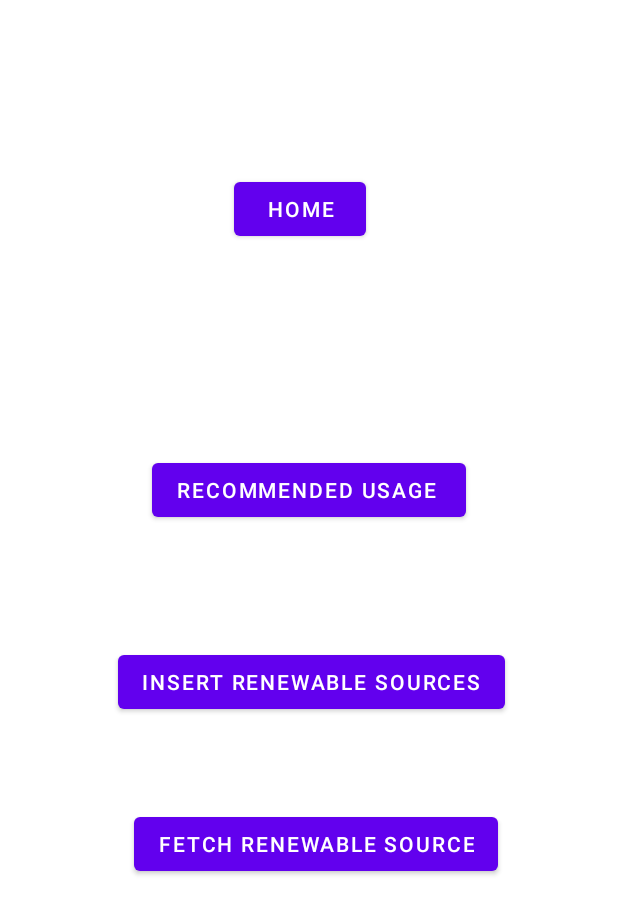
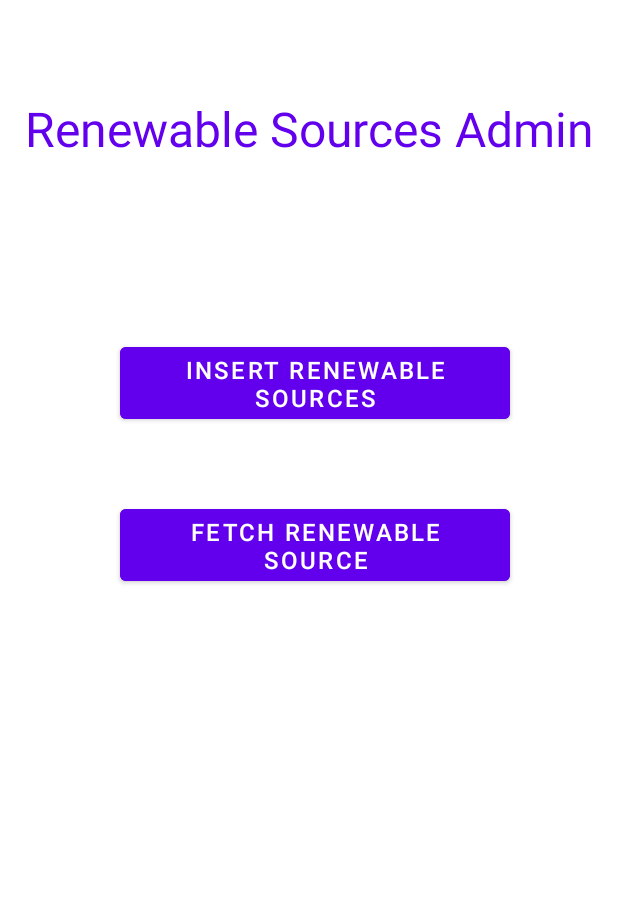
Before and after one commit to IT21160066/MAD-Project-EnergySaver-App, an Android app: the layout activity_main.xml on its own in the app's theme, with its tools: preview values and no code run, on a phone screen of 412 x 824 dp. Shown: the top 914 px of the screen. Run offline under Robolectric (Android 15) with nearby library versions, the phone set to English and light mode, and no system bars.

Commit message:
New modifications

```diff
--- a/app/src/main/java/com/example/renewablesources/activities/RenewableSourceDetailsActivity.kt
+++ b/app/src/main/java/com/example/renewablesources/activities/RenewableSourceDetailsActivity.kt
@@ -25,7 +25,7 @@ class RenewableSourceDetailsActivity : AppCompatActivity() {
 
     override fun onCreate(savedInstanceState: Bundle?) {
         super.onCreate(savedInstanceState)
-        setContentView(R.layout.activity_fetch_renewable_sources)
+        setContentView(R.layout.activity_renewable_source_details)
 
         initView()
         setValuesToViews()
@@ -52,7 +52,7 @@ class RenewableSourceDetailsActivity : AppCompatActivity() {
         tvSrcRating = findViewById(R.id.tvSrcRating)
 
         btnUpdate = findViewById(R.id.btnUpdate)
-        btnDelete = findViewById(R.id.btnDelete)
+       btnDelete = findViewById(R.id.btnDelete)
     }
 
     private fun setValuesToViews() {
--- a/app/src/main/res/drawable/rounded_text.xml
+++ b/app/src/main/res/drawable/rounded_text.xml
@@ -1,6 +1,6 @@
 <?xml version="1.0" encoding="utf-8"?>
 <shape xmlns:android="http://schemas.android.com/apk/res/android">
 <!--    <solid android:color="@color/white"/>-->
-    <corners android:radius="18dp"
+    <corners android:radius="10dp"
     />
 </shape>
--- a/app/src/main/res/layout/activity_main.xml
+++ b/app/src/main/res/layout/activity_main.xml
@@ -10,43 +10,44 @@
         android:id="@+id/btnInsertSourceData"
         android:layout_width="wrap_content"
         android:layout_height="wrap_content"
-        android:layout_marginStart="160dp"
-        android:layout_marginEnd="157dp"
-        android:layout_marginBottom="60dp"
+        android:layout_marginTop="118dp"
+        android:layout_marginEnd="72dp"
+        android:width="260dp"
+        android:height="60dp"
+        android:backgroundTint="@color/purple_500"
         android:text="@string/insertSource"
-        app:layout_constraintBottom_toTopOf="@+id/btnFetchSourceData"
+        android:textColor="@color/white"
+        android:textSize="16sp"
         app:layout_constraintEnd_toEndOf="parent"
-        app:layout_constraintStart_toStartOf="parent" />
+        app:layout_constraintTop_toBottomOf="@+id/dbHeadRenew" />
 
     <Button
         android:id="@+id/btnFetchSourceData"
         android:layout_width="wrap_content"
         android:layout_height="wrap_content"
-        android:layout_marginStart="163dp"
-        android:layout_marginEnd="154dp"
-        android:layout_marginBottom="237dp"
+        android:layout_marginTop="48dp"
+        android:layout_marginEnd="72dp"
+        android:width="260dp"
+        android:height="60dp"
+        android:backgroundTint="@color/purple_500"
         android:text="@string/fetchSource"
-        app:layout_constraintBottom_toBottomOf="parent"
+        android:textColor="@color/white"
+        android:textSize="16sp"
         app:layout_constraintEnd_toEndOf="parent"
-        app:layout_constraintStart_toStartOf="parent" />
+        app:layout_constraintTop_toBottomOf="@+id/btnInsertSourceData" />
 
-    <Button
-        android:id="@+id/recUsage"
+    <TextView
+        android:id="@+id/dbHeadRenew"
         android:layout_width="wrap_content"
         android:layout_height="wrap_content"
-        android:layout_marginBottom="80dp"
-        android:text="Recommended usage "
-        app:layout_constraintBottom_toTopOf="@+id/btnInsertSourceData"
+        android:layout_marginStart="16dp"
+        android:layout_marginTop="64dp"
+        android:layout_marginEnd="16dp"
+        android:text="@string/dashRenw"
+        android:textColor="@color/purple_500"
+        android:textSize="32sp"
         app:layout_constraintEnd_toEndOf="parent"
-        app:layout_constraintStart_toStartOf="parent" />
+        app:layout_constraintStart_toStartOf="parent"
+        app:layout_constraintTop_toTopOf="parent" />
 
-    <Button
-        android:id="@+id/hBtn"
-        android:layout_width="wrap_content"
-        android:layout_height="wrap_content"
-        android:layout_marginTop="115dp"
-        android:layout_marginEnd="168dp"
-        android:text="@string/home"
-        app:layout_constraintEnd_toEndOf="parent"
-        app:layout_constraintTop_toTopOf="parent" />
 </androidx.constraintlayout.widget.ConstraintLayout>
--- a/app/src/main/res/layout/update_renewable_sources.xml
+++ b/app/src/main/res/layout/update_renewable_sources.xml
@@ -36,6 +36,7 @@
         android:layout_height="wrap_content"
         android:layout_gravity="center"
         android:layout_marginTop="20dp"
+        android:backgroundTint="@color/purple_500"
         android:text="Update Data" />
 
 
```
Also changed, not shown: app/src/main/AndroidManifest.xml (+20 -7 lines), app/src/main/java/com/example/renewablesources/activities/HomePageActivity.kt (+10 -3 lines), app/src/main/java/com/example/renewablesources/activities/MainActivity.kt (+14 -14 lines), app/src/main/res/layout/activity_home_page.xml (+114 -66 lines), app/src/main/res/layout/activity_insert_renawble_sources.xml (+6 -13 lines), app/src/main/res/layout/activity_recommended_usage_amount.xml (+11 -10 lines), app/src/main/res/layout/activity_renewable_source_details.xml (+5 -3 lines), app/src/main/res/layout/source_list_item.xml (+22 -22 lines), app/src/main/res/values/strings.xml (+9 -1 lines).
